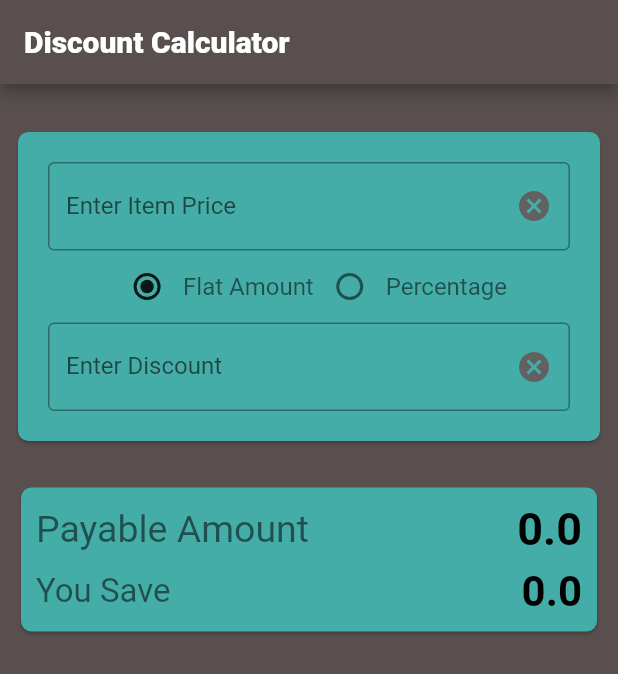
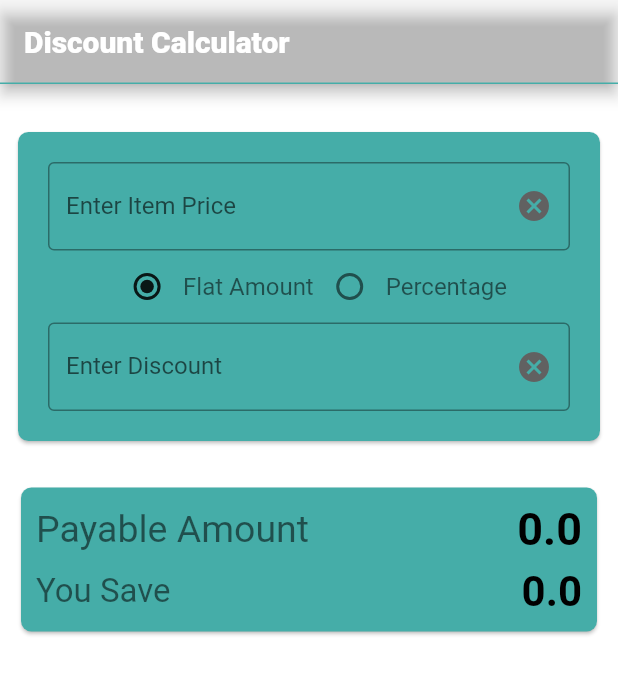
Before and after one commit to dhruvashastri12/Discount-Calculation-Flutter, a Flutter app: the screen it shows after launch, on a phone screen of 412 x 824 dp. Shown: the top 674 px of the screen. Run offline on Flutter 3.47's test engine with Material 2 defaults, Android fonts, the phone set to English and light mode, and no system bars.

```diff
--- a/lib/main.dart
+++ b/lib/main.dart
@@ -19,8 +19,10 @@ class DiscCalculation extends StatefulWidget {
 
 class _DiscCalculationState extends State<DiscCalculation> {
 
-  final Color scaffoldColor = Color(0Xff594F4F);
-  final Color appbarColor = Color(0Xff594F4F);
+  // final Color scaffoldColor = Color(0Xff594F4F);
+  final Color scaffoldColor = Color(262834);
+  // final Color appbarColor = Color(0Xff594F4F);
+  final Color appbarColor = Color(262834);
 
 
   @override
@@ -30,6 +32,13 @@ class _DiscCalculationState extends State<DiscCalculation> {
       appBar: AppBar(
         backgroundColor: appbarColor,
         title: Text('Discount Calculator', style: TextStyle(color: Colors.white, fontWeight: FontWeight.w800),),
+        bottom: PreferredSize(
+          child: Container(
+            color: Color(0Xff45ADA8),
+            height: 1.0,
+          ),
+        preferredSize: Size.fromHeight(0.0)),
+
       ),
       body: Container(
         child: CalcBody(),
@@ -133,6 +142,7 @@ class _CalcBodyState extends State<CalcBody> {
                           FocusScope.of(context).requestFocus(FocusNode());
                         },
                       ),
+                      focusedBorder:OutlineInputBorder(borderSide: BorderSide(color: Colors.black, width: 1.0),),
                       border: OutlineInputBorder(),
                       labelText: 'Enter Item Price',
                     ),
@@ -189,6 +199,7 @@ class _CalcBodyState extends State<CalcBody> {
                           FocusScope.of(context).requestFocus(FocusNode());
                         },
                       ),
+                      focusedBorder:OutlineInputBorder(borderSide: BorderSide(color: Colors.black, width: 1.0),),
                       border: OutlineInputBorder(),
                       labelText: 'Enter Discount',
                     ),
```
Also changed, not shown: 5 other files.
